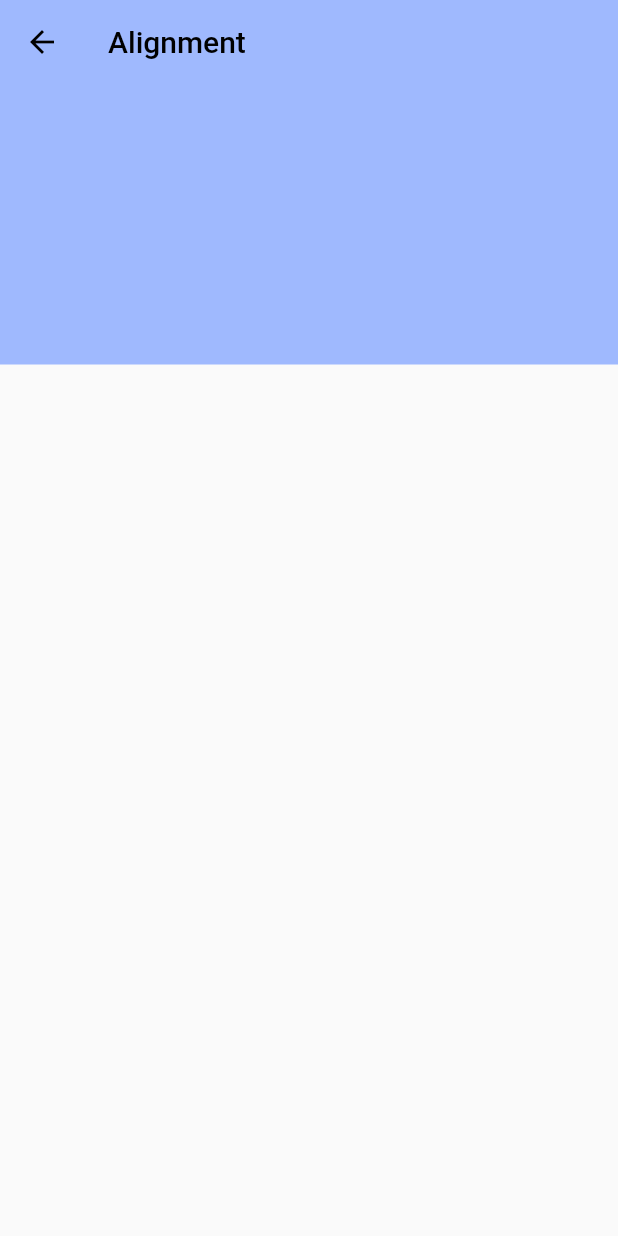
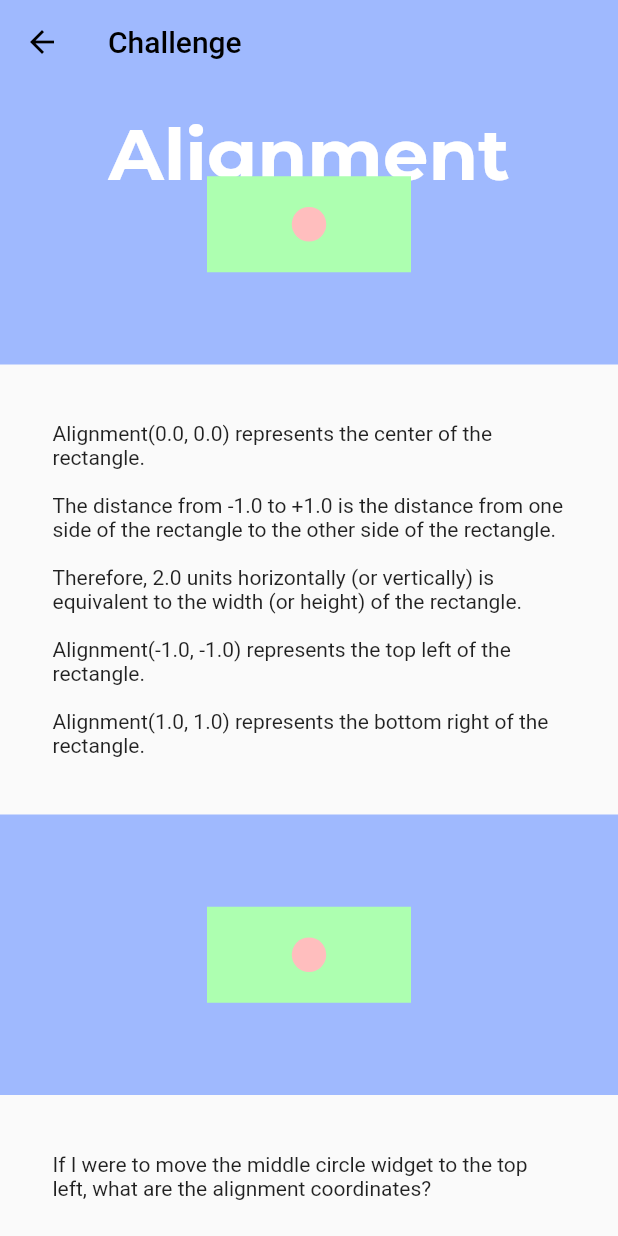
Before and after one commit to happyharis/learn-flutter-app, a Flutter app: the screen it shows after launch, after a tap on "Alignment", on a phone screen of 412 x 824 dp. Run offline on Flutter 3.47's test engine with Material 2 defaults, Android fonts, the light colour scheme and no system bars; our stand-ins replace auto_size_text, google_fonts.

Commit message:
Add dark blue and grey colours

```diff
--- a/lib/constants/colors.dart
+++ b/lib/constants/colors.dart
@@ -2,6 +2,8 @@ import 'package:flutter/material.dart';
 
 class ZukunfColor {
   static const blue = Color(0xff9FB9FE);
+  static const darkblue = Color(0xff3966DA);
   static const green = Color(0xffADFFB0);
+  static const grey = Color(0xff666666);
   static const red = Color(0xffFFBEBE);
 }
--- a/lib/screens/challenge_screen.dart
+++ b/lib/screens/challenge_screen.dart
@@ -9,7 +9,7 @@ class ChallengeScreen extends StatelessWidget {
     return Scaffold(
       appBar: AppBar(
         title: Text(
-          'Flutter Quizzes',
+          'Flutter Challenges',
         ),
       ),
       body: ListView(
@@ -63,11 +63,12 @@ class ChallengeCard extends StatelessWidget {
                 borderRadius: BorderRadius.all(Radius.circular(10)),
               ),
               child: InkWell(
+                borderRadius: BorderRadius.all(Radius.circular(10)),
                 onTap: () => Navigator.of(context).pushNamed('question'),
                 child: Stack(
                   children: [
                     CardTitle(title),
-                    Image(),
+                    CardImage(),
                     DescriptionText(description),
                   ],
                 ),
@@ -103,8 +104,8 @@ class DescriptionText extends StatelessWidget {
   }
 }
 
-class Image extends StatelessWidget {
-  const Image({
+class CardImage extends StatelessWidget {
+  const CardImage({
     Key key,
   }) : super(key: key);
 
--- a/lib/screens/question_screen.dart
+++ b/lib/screens/question_screen.dart
@@ -1,24 +1,159 @@
 import 'package:flutter/material.dart';
+import 'package:google_fonts/google_fonts.dart';
 import 'package:learn_flutter_app/constants/colors.dart';
+import 'package:learn_flutter_app/screens/challenge_screen.dart';
 
 class QuestionScreen extends StatelessWidget {
   @override
   Widget build(BuildContext context) {
     return Scaffold(
       appBar: AppBar(
-        backgroundColor: ZukunfColor.blue,
-        title: Text('Alignment'),
+        backgroundColor: ZukunfColor.blue.withOpacity(1),
+        title: Text('Challenge'),
       ),
       body: SingleChildScrollView(
         child: Column(
+          crossAxisAlignment: CrossAxisAlignment.start,
           children: [
             Container(
               height: 187,
               color: ZukunfColor.blue,
-            )
+              child: Stack(
+                children: [
+                  CardTitle('Alignment'),
+                  CardImage(),
+                ],
+              ),
+            ),
+            Padding(
+              padding:
+                  const EdgeInsets.symmetric(horizontal: 35.0, vertical: 38),
+              child: Text(
+                  'Alignment(0.0, 0.0) represents the center of the rectangle.\n\nThe distance from -1.0 to +1.0 is the distance from one side of the rectangle to the other side of the rectangle.\n\nTherefore, 2.0 units horizontally (or vertically) is equivalent to the width (or height) of the rectangle.\n\nAlignment(-1.0, -1.0) represents the top left of the rectangle.\n\nAlignment(1.0, 1.0) represents the bottom right of the rectangle.'),
+            ),
+            Container(
+              height: 187,
+              color: ZukunfColor.blue,
+              child: Stack(
+                children: [
+                  CardImage(),
+                ],
+              ),
+            ),
+            Padding(
+              padding: const EdgeInsets.symmetric(horizontal: 35.0),
+              child: Column(
+                children: [
+                  Padding(
+                    padding: const EdgeInsets.symmetric(vertical: 38),
+                    child: Text(
+                        'If I were to move the middle circle widget to the top left, what are the alignment coordinates?'),
+                  ),
+                  AnswerButton(
+                    answer: 'Alignment(1, 1)',
+                  ),
+                  AnswerButton(
+                    answer: 'Alignment(1, 0)',
+                  ),
+                  AnswerButton(
+                    answer: 'Alignment(0, 1)',
+                  ),
+                  SizedBox(height: 15),
+                  ZukunfButton.solid(
+                    text: 'Submit',
+                    onPressed: () {},
+                  ),
+                  SizedBox(height: 20),
+                  ZukunfButton(
+                    text: 'Show Explanation',
+                    onPressed: () {},
+                  ),
+                  SizedBox(height: 32),
+                ],
+              ),
+            ),
           ],
         ),
       ),
     );
   }
 }
+
+class ZukunfButton extends StatelessWidget {
+  final String text;
+  final Function() onPressed;
+  final bool isSolid;
+  const ZukunfButton({
+    Key key,
+    @required this.text,
+    @required this.onPressed,
+    this.isSolid = false,
+  }) : super(key: key);
+  const ZukunfButton.solid({
+    Key key,
+    @required this.text,
+    @required this.onPressed,
+    this.isSolid = true,
+  }) : super(key: key);
+
+  @override
+  Widget build(BuildContext context) {
+    return FlatButton(
+      onPressed: onPressed,
+      child: Padding(
+        padding: const EdgeInsets.symmetric(vertical: 16),
+        child: Text(
+          text,
+          style: TextStyle(
+            fontSize: 18,
+            color: isSolid ? Colors.white : ZukunfColor.grey,
+          ),
+        ),
+      ),
+      minWidth: double.infinity,
+      shape: RoundedRectangleBorder(
+          borderRadius: BorderRadius.circular(5),
+          side: BorderSide(
+            color: isSolid ? Colors.white : ZukunfColor.grey,
+            width: 2.0,
+          )),
+      color: isSolid ? ZukunfColor.darkblue : Colors.white,
+    );
+  }
+}
+
+class AnswerButton extends StatelessWidget {
+  final String answer;
+  const AnswerButton({
+    Key key,
+    @required this.answer,
+  }) : super(key: key);
+
+  @override
+  Widget build(BuildContext context) {
+    return Padding(
+      padding: const EdgeInsets.symmetric(vertical: 10),
+      child: FlatButton(
+        minWidth: double.infinity,
+        shape: RoundedRectangleBorder(
+          borderRadius: BorderRadius.circular(38),
+          side: BorderSide(
+            color: ZukunfColor.blue,
+            width: 2.0,
+          ),
+        ),
+        child: Align(
+          alignment: Alignment.centerLeft,
+          child: Padding(
+            padding: const EdgeInsets.symmetric(vertical: 20),
+            child: Text(
+              answer,
+              style: GoogleFonts.montserrat(fontSize: 18),
+            ),
+          ),
+        ),
+        onPressed: () {},
+      ),
+    );
+  }
+}
```
